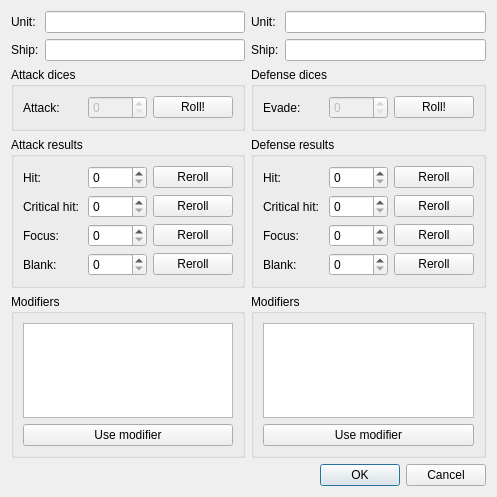
The window that Qt/attack.ui (mauriciodev/mywing) describes before a commit, drawn with Qt 5.
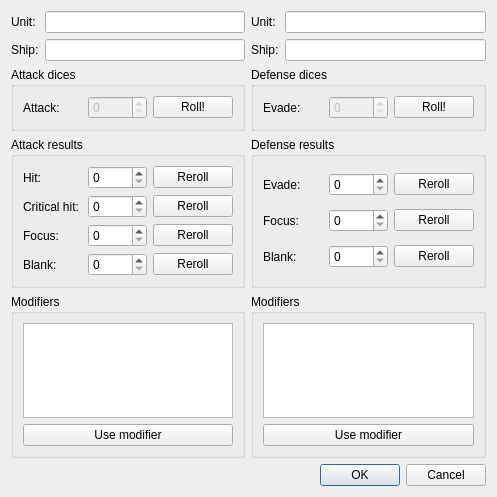
The same window after the commit.

Commit message: First stepts into attack dialog.

What changed in the file:
```diff
--- a/Qt/attack.ui
+++ b/Qt/attack.ui
@@ -213,10 +213,13 @@
       <string>Defense results</string>
      </property>
      <layout class="QGridLayout" name="gridLayout_8">
+      <item row="1" column="1">
+       <widget class="QSpinBox" name="focusDefenseSpinBox"/>
+      </item>
       <item row="0" column="0">
        <widget class="QLabel" name="label_7">
         <property name="text">
-         <string>Hit:</string>
+         <string>Evade:</string>
         </property>
        </widget>
       </item>
@@ -231,50 +234,30 @@
        </widget>
       </item>
       <item row="1" column="0">
-       <widget class="QLabel" name="label_8">
-        <property name="text">
-         <string>Critical hit:</string>
-        </property>
-       </widget>
-      </item>
-      <item row="1" column="1">
-       <widget class="QSpinBox" name="spinBox_8"/>
-      </item>
-      <item row="1" column="2">
-       <widget class="QPushButton" name="pushButton_10">
-        <property name="text">
-         <string>Reroll</string>
-        </property>
-       </widget>
-      </item>
-      <item row="2" column="0">
        <widget class="QLabel" name="label_9">
         <property name="text">
          <string>Focus:</string>
         </property>
        </widget>
       </item>
-      <item row="2" column="1">
-       <widget class="QSpinBox" name="spinBox_9"/>
-      </item>
-      <item row="2" column="2">
+      <item row="1" column="2">
        <widget class="QPushButton" name="pushButton_11">
         <property name="text">
          <string>Reroll</string>
         </property>
        </widget>
       </item>
-      <item row="3" column="0">
+      <item row="2" column="0">
        <widget class="QLabel" name="label_10">
         <property name="text">
          <string>Blank:</string>
         </property>
        </widget>
       </item>
-      <item row="3" column="1">
-       <widget class="QSpinBox" name="spinBox_10"/>
+      <item row="2" column="1">
+       <widget class="QSpinBox" name="blankDefenseSpinBox"/>
       </item>
-      <item row="3" column="2">
+      <item row="2" column="2">
        <widget class="QPushButton" name="pushButton_12">
         <property name="text">
          <string>Reroll</string>
```
Left out of the diff: 66 changed lines with no effect on the pictures. The commit also changes 4 other files.
